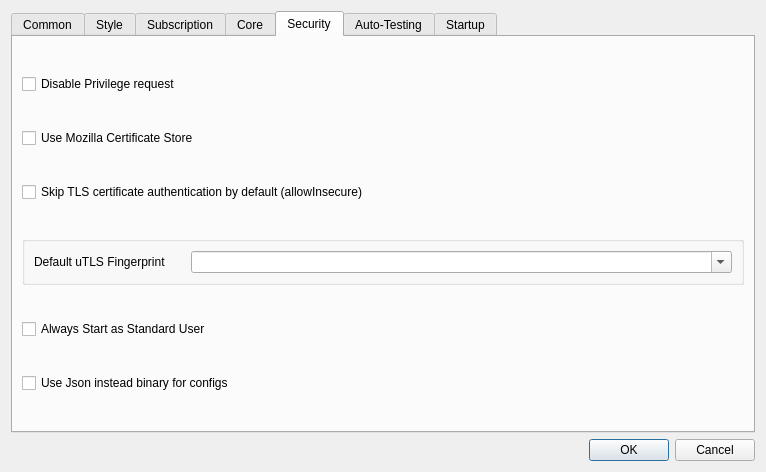
The window that src/nekobox/ui/setting/dialog_basic_settings.ui (qr243vbi/nekobox) describes before a commit, drawn with Qt 5.
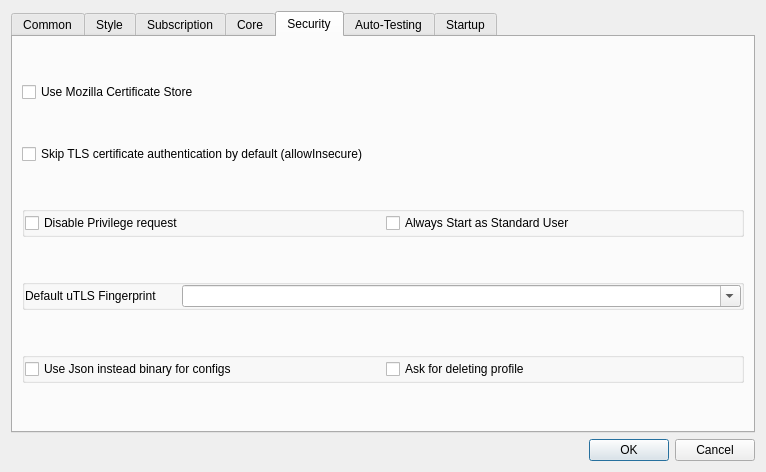
The same window after the commit. The open tabs and pages were chosen to show the change. Custom widgets are drawn as their Qt base class.

What changed in the file:
```diff
--- a/src/nekobox/ui/setting/dialog_basic_settings.ui
+++ b/src/nekobox/ui/setting/dialog_basic_settings.ui
@@ -877,13 +877,6 @@
        <string>Security</string>
       </attribute>
       <layout class="QVBoxLayout" name="verticalLayout_4">
-       <item>
-        <widget class="QCheckBox" name="disable_privilege_req">
-         <property name="text">
-          <string>Disable Privilege request</string>
-         </property>
-        </widget>
-       </item>
        <item>
         <widget class="QCheckBox" name="use_mozilla_certs">
          <property name="text">
@@ -898,6 +891,50 @@
          </property>
         </widget>
        </item>
+       <item>
+        <widget class="QGroupBox" name="groupBox_12">
+         <property name="sizePolicy">
+          <sizepolicy hsizetype="Preferred" vsizetype="Maximum">
+           <horstretch>0</horstretch>
+           <verstretch>0</verstretch>
+          </sizepolicy>
+         </property>
+         <property name="title">
+          <string/>
+         </property>
+         <layout class="QHBoxLayout" name="horizontalLayout_3">
+          <property name="leftMargin">
+           <number>0</number>
+          </property>
+          <property name="topMargin">
+           <number>0</number>
+          </property>
+          <property name="rightMargin">
+           <number>0</number>
+          </property>
+          <property name="bottomMargin">
+           <number>0</number>
+          </property>
+          <item>
+           <widget class="QCheckBox" name="disable_privilege_req">
+            <property name="text">
+             <string>Disable Privilege request</string>
+            </property>
+           </widget>
+          </item>
+          <item>
+           <widget class="QCheckBox" name="windows_no_admin">
+            <property name="toolTip">
+             <string>&lt;html&gt;&lt;head/&gt;&lt;body&gt;&lt;p&gt;Do not attempt to start as Admin unless explicitly requested&lt;/p&gt;&lt;/body&gt;&lt;/html&gt;</string>
+            </property>
+            <property name="text">
+             <string>Always Start as Standard User</string>
+            </property>
+           </widget>
+          </item>
+         </layout>
+        </widget>
+       </item>
        <item>
         <widget class="QGroupBox" name="horizontalGroupBox2">
          <property name="sizePolicy">
@@ -913,6 +950,18 @@
           <property name="spacing">
            <number>25</number>
           </property>
+          <property name="leftMargin">
+           <number>0</number>
+          </property>
+          <property name="topMargin">
+           <number>0</number>
+          </property>
+          <property name="rightMargin">
+           <number>0</number>
+          </property>
+          <property name="bottomMargin">
+           <number>0</number>
+          </property>
           <item>
            <widget class="QLabel" name="label_18">
             <property name="sizePolicy">
@@ -943,20 +992,44 @@
         </widget>
        </item>
        <item>
-        <widget class="QCheckBox" name="windows_no_admin">
-         <property name="toolTip">
-          <string>&lt;html&gt;&lt;head/&gt;&lt;body&gt;&lt;p&gt;Do not attempt to start as Admin unless explicitly requested&lt;/p&gt;&lt;/body&gt;&lt;/html&gt;</string>
+        <widget class="QGroupBox" name="groupBox_13">
+         <property name="sizePolicy">
+          <sizepolicy hsizetype="Preferred" vsizetype="Maximum">
+           <horstretch>0</horstretch>
+           <verstretch>0</verstretch>
+          </sizepolicy>
          </property>
-         <property name="text">
-          <string>Always Start as Standard User</string>
+         <property name="title">
+          <string/>
          </property>
-        </widget>
-       </item>
-       <item>
-        <widget class="QCheckBox" name="force_json_configs">
-         <property name="text">
-          <string>Use Json instead binary for configs</string>
-         </property>
+         <layout class="QHBoxLayout" name="horizontalLayout_4">
+          <property name="leftMargin">
+           <number>0</number>
+          </property>
+          <property name="topMargin">
+           <number>0</number>
+          </property>
+          <property name="rightMargin">
+           <number>0</number>
+          </property>
+          <property name="bottomMargin">
+           <number>0</number>
+          </property>
+          <item>
+           <widget class="QCheckBox" name="force_json_configs">
+            <property name="text">
+             <string>Use Json instead binary for configs</string>
+            </property>
+           </widget>
+          </item>
+          <item>
+           <widget class="QCheckBox" name="ask_delete">
+            <property name="text">
+             <string>Ask for deleting profile</string>
+            </property>
+           </widget>
+          </item>
+         </layout>
         </widget>
        </item>
       </layout>
```
